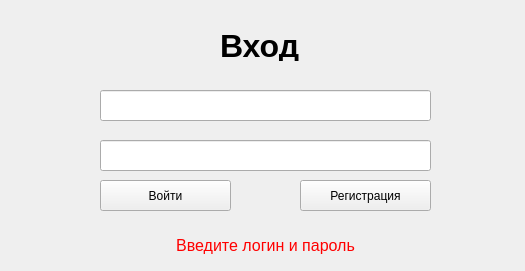
This is join.ui in max-marshalov/ZMC_Final_Task2 as Qt 5 draws it before an edit. The edited form follows.
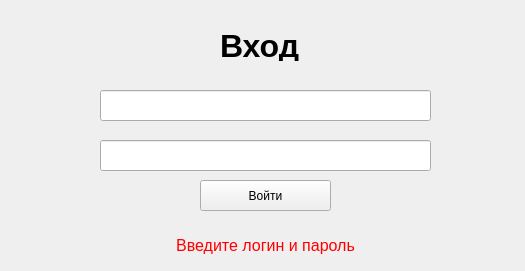
This is the edited form.

Commit message: вход

```diff
--- a/join.ui
+++ b/join.ui
@@ -60,7 +60,7 @@
    <widget class="QPushButton" name="btn_join">
     <property name="geometry">
      <rect>
-      <x>100</x>
+      <x>200</x>
       <y>180</y>
       <width>131</width>
       <height>31</height>
@@ -70,19 +70,6 @@
      <string>Войти</string>
     </property>
    </widget>
-   <widget class="QPushButton" name="btn_reg">
-    <property name="geometry">
-     <rect>
-      <x>300</x>
-      <y>180</y>
-      <width>131</width>
-      <height>31</height>
-     </rect>
-    </property>
-    <property name="text">
-     <string>Регистрация</string>
-    </property>
-   </widget>
    <widget class="QLabel" name="label_error">
     <property name="geometry">
      <rect>
```
The commit also changes 1 other file.
